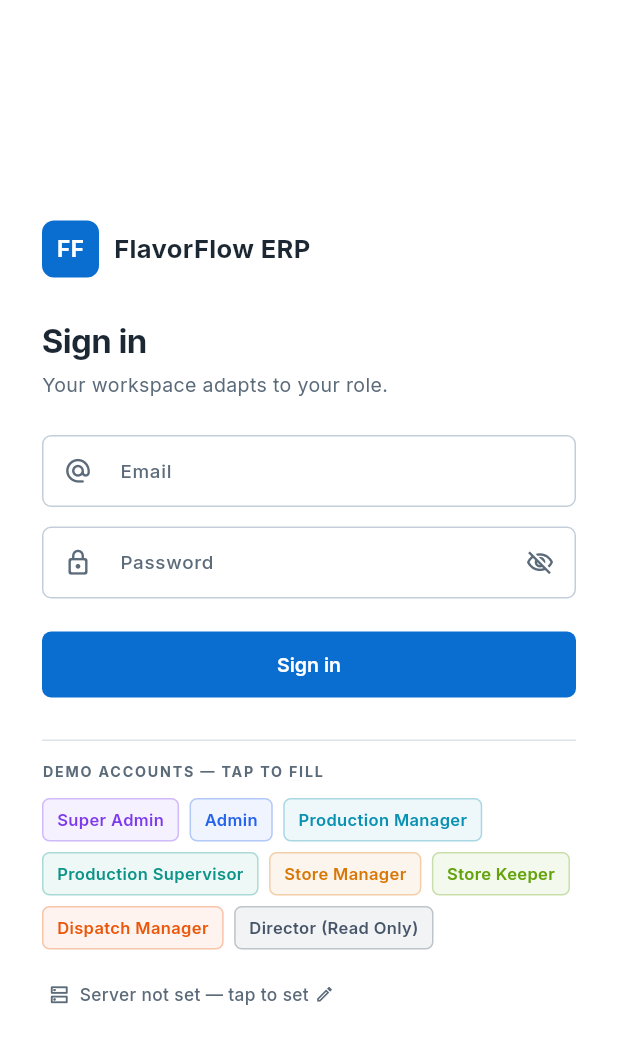
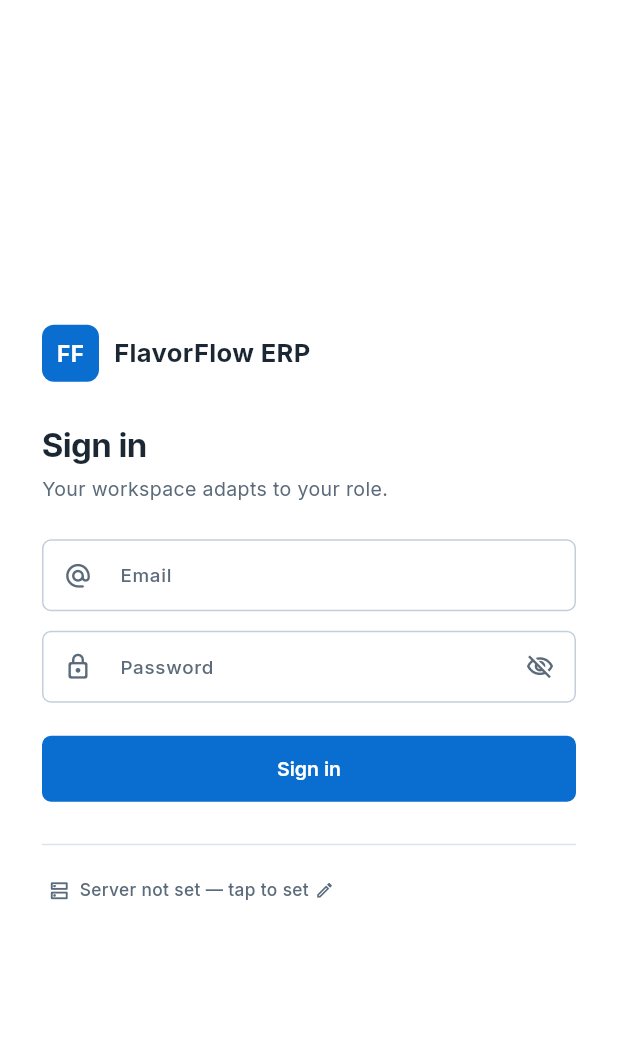
Before and after one commit to manjotkhehra74-cloud/FlavorFlow, a Flutter app: the screen it shows after launch, on a phone screen of 412 x 824 dp. Shown: the top 1044 px of the screen. Run offline on Flutter 3.47's test engine with Material 3 defaults, Android fonts, the phone set to English and light mode, and no system bars; our stand-ins replace fl_chart, go_router, open_filex, pdf, printing, shared_preferences; missing offline and left inert: universal_html; accounts and stored records are empty.

Commit message:
login: remove demo accounts strip (production-ready, users sign in with real credentials)
Co-authored-by: arena-agent <297053741+arena-agent@users.noreply.github.com>

```diff
--- a/lib/features/auth/login_page.dart
+++ b/lib/features/auth/login_page.dart
@@ -17,17 +17,6 @@ class _LoginPageState extends State<LoginPage> {
   final _password = TextEditingController();
   bool _obscure = true;
   String? _error;
-
-  static const _demo = [
-    ['Super Admin', 'super.admin@flavorflow.in', 'Super@123', Color(0xFF7C3AED)],
-    ['Admin', 'admin@flavorflow.in', 'Admin@123', Color(0xFF2563EB)],
-    ['Production Manager', 'pm@flavorflow.in', 'Prod@123', Color(0xFF0891B2)],
-    ['Production Supervisor', 'ps@flavorflow.in', 'Super@1234', Color(0xFF0D9488)],
-    ['Store Manager', 'sm@flavorflow.in', 'Store@123', Color(0xFFD97706)],
-    ['Store Keeper', 'sk@flavorflow.in', 'Keeper@123', Color(0xFF65A30D)],
-    ['Dispatch Manager', 'disp@flavorflow.in', 'Dispatch@123', Color(0xFFEA580C)],
-    ['Director (Read Only)', 'director@flavorflow.in', 'Director@123', Color(0xFF475569)],
-  ];
 
   Future<void> _submit() async {
     final auth = context.read<AuthController>();
@@ -178,30 +167,6 @@ class _LoginPageState extends State<LoginPage> {
               ),
               const SizedBox(height: 26),
               Divider(color: scheme.outlineVariant),
-              const SizedBox(height: 14),
-              Text('DEMO ACCOUNTS — TAP TO FILL',
-                  style: TextStyle(fontSize: 9.5, fontWeight: FontWeight.w700, letterSpacing: 1.2, color: scheme.onSurfaceVariant)),
-              const SizedBox(height: 10),
-              Wrap(spacing: 7, runSpacing: 7, children: [
-                for (final d in _demo)
-                  InkWell(
-                    borderRadius: BorderRadius.circular(5),
-                    onTap: () => setState(() {
-                      _email.text = d[1] as String;
-                      _password.text = d[2] as String;
-                      _error = null;
-                    }),
-                    child: Container(
-                      padding: const EdgeInsets.symmetric(horizontal: 9, vertical: 5.5),
-                      decoration: BoxDecoration(
-                        color: (d[3] as Color).withValues(alpha: 0.07),
-                        borderRadius: BorderRadius.circular(5),
-                        border: Border.all(color: (d[3] as Color).withValues(alpha: 0.30)),
-                      ),
-                      child: Text(d[0] as String, style: TextStyle(fontSize: 11, fontWeight: FontWeight.w600, color: d[3] as Color)),
-                    ),
-                  ),
-              ]),
               const SizedBox(height: 16),
               _ServerBar(),
             ]),
```
